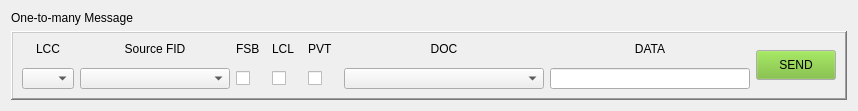
This is otm_msgcomposer.ui in JuliaCzarnowska/ARINC_825 as Qt 5 draws it before an edit. The edited form follows.
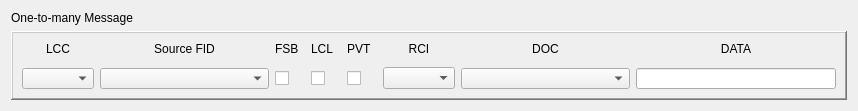
This is the edited form.

The edit to the form file:
```diff
--- a/otm_msgcomposer.ui
+++ b/otm_msgcomposer.ui
@@ -283,6 +283,36 @@
           </item>
          </layout>
         </item>
+        <item>
+         <layout class="QVBoxLayout" name="verticalLayout_9">
+          <item>
+           <widget class="QLabel" name="label_9">
+            <property name="text">
+             <string>RCI</string>
+            </property>
+            <property name="alignment">
+             <set>Qt::AlignHCenter|Qt::AlignTop</set>
+            </property>
+           </widget>
+          </item>
+          <item>
+           <widget class="QComboBox" name="rciComboBox">
+            <property name="sizePolicy">
+             <sizepolicy hsizetype="Fixed" vsizetype="Fixed">
+              <horstretch>0</horstretch>
+              <verstretch>0</verstretch>
+             </sizepolicy>
+            </property>
+            <property name="minimumSize">
+             <size>
+              <width>40</width>
+              <height>0</height>
+             </size>
+            </property>
+           </widget>
+          </item>
+         </layout>
+        </item>
         <item>
          <layout class="QVBoxLayout" name="verticalLayout_6">
           <property name="sizeConstraint">
@@ -320,7 +350,7 @@
             </property>
             <property name="minimumSize">
              <size>
-              <width>200</width>
+              <width>150</width>
               <height>20</height>
              </size>
             </property>
@@ -373,173 +403,6 @@
           </item>
          </layout>
         </item>
-        <item>
-         <widget class="QPushButton" name="sendButton">
-          <property name="sizePolicy">
-           <sizepolicy hsizetype="Minimum" vsizetype="Fixed">
-            <horstretch>0</horstretch>
-            <verstretch>0</verstretch>
-           </sizepolicy>
-          </property>
-          <property name="minimumSize">
-           <size>
-            <width>0</width>
-            <height>30</height>
-           </size>
-          </property>
-          <property name="palette">
-           <palette>
-            <active>
-             <colorrole role="WindowText">
-              <brush brushstyle="SolidPattern">
-               <color alpha="255">
-                <red>0</red>
-                <green>0</green>
-                <blue>0</blue>
-               </color>
-              </brush>
-             </colorrole>
-             <colorrole role="Button">
-              <brush brushstyle="SolidPattern">
-               <color alpha="255">
-                <red>112</red>
-                <green>184</green>
-                <blue>44</blue>
-               </color>
-              </brush>
-             </colorrole>
-             <colorrole role="Text">
-              <brush brushstyle="SolidPattern">
-               <color alpha="255">
-                <red>0</red>
-                <green>0</green>
-                <blue>0</blue>
-               </color>
-              </brush>
-             </colorrole>
-             <colorrole role="ButtonText">
-              <brush brushstyle="SolidPattern">
-               <color alpha="255">
-                <red>0</red>
-                <green>0</green>
-                <blue>0</blue>
-               </color>
-              </brush>
-             </colorrole>
-             <colorrole role="LinkVisited">
-              <brush brushstyle="SolidPattern">
-               <color alpha="255">
-                <red>162</red>
-                <green>255</green>
-                <blue>74</blue>
-               </color>
-              </brush>
-             </colorrole>
-            </active>
-            <inactive>
-             <colorrole role="WindowText">
-              <brush brushstyle="SolidPattern">
-               <color alpha="255">
-                <red>0</red>
-                <green>0</green>
-                <blue>0</blue>
-               </color>
-              </brush>
-             </colorrole>
-             <colorrole role="Button">
-              <brush brushstyle="SolidPattern">
-               <color alpha="255">
-                <red>112</red>
-                <green>184</green>
-                <blue>44</blue>
-               </color>
-              </brush>
-             </colorrole>
-             <colorrole role="Text">
-              <brush brushstyle="SolidPattern">
-               <color alpha="255">
-                <red>0</red>
-                <green>0</green>
-                <blue>0</blue>
-               </color>
-              </brush>
-             </colorrole>
-             <colorrole role="ButtonText">
-              <brush brushstyle="SolidPattern">
-               <color alpha="255">
-                <red>0</red>
-                <green>0</green>
-                <blue>0</blue>
-               </color>
-              </brush>
-             </colorrole>
-             <colorrole role="LinkVisited">
-              <brush brushstyle="SolidPattern">
-               <color alpha="255">
-                <red>162</red>
-                <green>255</green>
-                <blue>74</blue>
-               </color>
-              </brush>
-             </colorrole>
-            </inactive>
-            <disabled>
-             <colorrole role="WindowText">
-              <brush brushstyle="SolidPattern">
-               <color alpha="96">
-                <red>164</red>
-                <green>166</green>
-                <blue>168</blue>
-               </color>
-              </brush>
-             </colorrole>
-             <colorrole role="Button">
-              <brush brushstyle="SolidPattern">
-               <color alpha="255">
-                <red>112</red>
-                <green>184</green>
-                <blue>44</blue>
-               </color>
-              </brush>
-             </colorrole>
-             <colorrole role="Text">
-              <brush brushstyle="SolidPattern">
-               <color alpha="96">
-                <red>164</red>
-                <green>166</green>
-                <blue>168</blue>
-               </color>
-              </brush>
-             </colorrole>
-             <colorrole role="ButtonText">
-              <brush brushstyle="SolidPattern">
-               <color alpha="255">
-                <red>208</red>
-                <green>208</green>
-                <blue>208</blue>
-               </color>
-              </brush>
-             </colorrole>
-             <colorrole role="LinkVisited">
-              <brush brushstyle="SolidPattern">
-               <color alpha="255">
-                <red>162</red>
-                <green>255</green>
-                <blue>74</blue>
-               </color>
-              </brush>
-             </colorrole>
-            </disabled>
-           </palette>
-          </property>
-          <property name="text">
-           <string>SEND</string>
-          </property>
-          <property name="flat">
-           <bool>false</bool>
-          </property>
-         </widget>
-        </item>
        </layout>
       </item>
      </layout>
```
